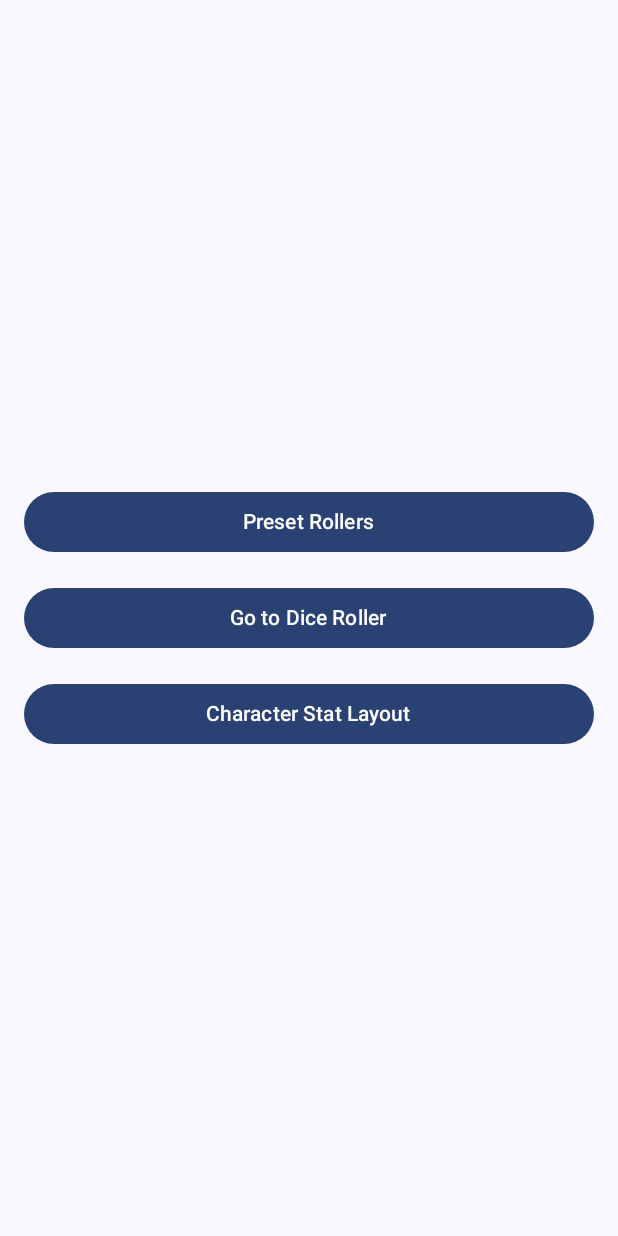
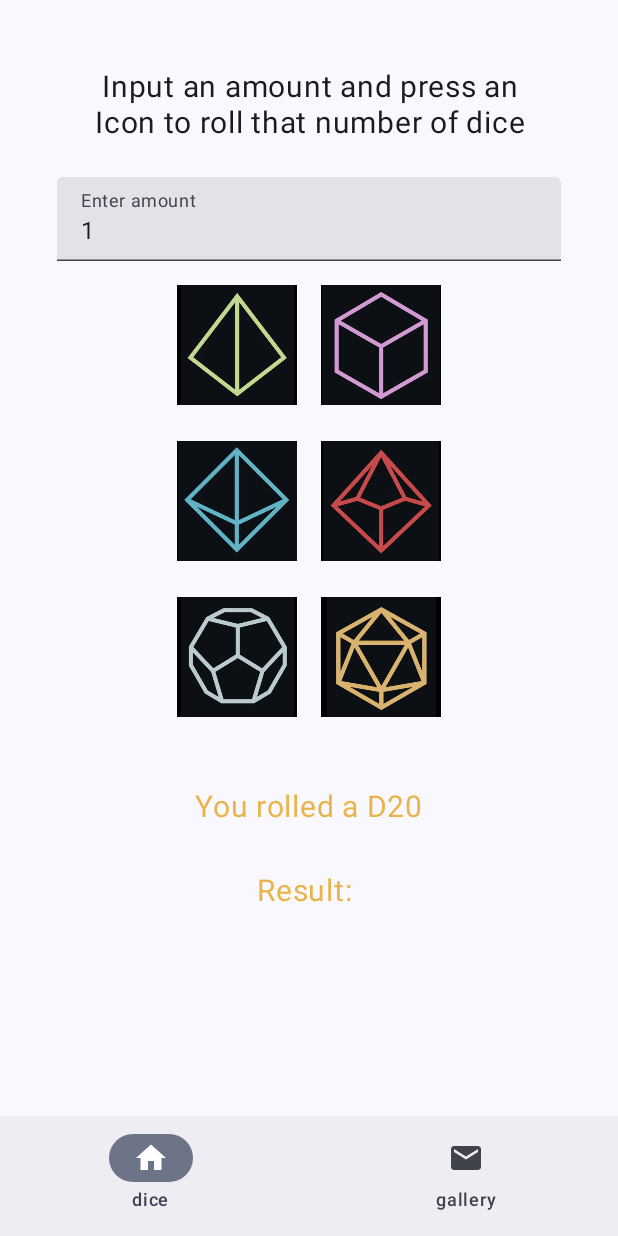
Before and after one commit to Arrtish27/The-Vault-Android, an Android app built with Jetpack Compose: the screen it shows after launch (MainActivity), on a phone screen of 412 x 824 dp. Run offline under Robolectric (Android 15) with nearby library versions, the phone set to English and light mode, and no system bars.

Commit message:
Fixed NavController for pages to render with viewmodel in place to handle back end calculations. Both character gallery and dice roller are connected to the controller

```diff
--- a/app/build.gradle.kts
+++ b/app/build.gradle.kts
@@ -2,6 +2,7 @@ plugins {
     alias(libs.plugins.android.application)
     alias(libs.plugins.kotlin.android)
     alias(libs.plugins.kotlin.compose)
+    id("kotlin-kapt")
 }
 
 android {
@@ -56,4 +57,8 @@ dependencies {
     androidTestImplementation(libs.androidx.ui.test.junit4)
     debugImplementation(libs.androidx.ui.tooling)
     debugImplementation(libs.androidx.ui.test.manifest)
+    implementation(libs.androidx.room.runtime)
+    implementation(libs.androidx.room.ktx)
+    kapt(libs.androidx.room.compiler)
+    implementation(libs.androidx.navigation.compose)
 }
--- a/app/src/main/AndroidManifest.xml
+++ b/app/src/main/AndroidManifest.xml
@@ -12,6 +12,11 @@
         android:supportsRtl="true"
         android:theme="@style/Theme.TheVaultAndroid"
         tools:targetApi="31">
+        <activity
+            android:name=".CharacterGalleryActivity"
+            android:exported="false"
+            android:label="@string/title_activity_character_gallery"
+            android:theme="@style/Theme.TheVaultAndroid" />
         <activity
             android:name=".CharacterStatsActivity"
             android:exported="false"
--- a/app/src/main/java/com/arrtish/godemperor/the_vault_android/MainActivity.kt
+++ b/app/src/main/java/com/arrtish/godemperor/the_vault_android/MainActivity.kt
@@ -6,15 +6,31 @@ import androidx.activity.ComponentActivity
 import androidx.activity.compose.setContent
 import androidx.activity.enableEdgeToEdge
 import androidx.compose.foundation.layout.*
+import androidx.compose.material.icons.Icons
+import androidx.compose.material.icons.filled.Email
+import androidx.compose.material.icons.filled.Home
 import androidx.compose.material3.Button
+import androidx.compose.material3.Icon
+import androidx.compose.material3.NavigationBar
+import androidx.compose.material3.NavigationBarItem
 import androidx.compose.material3.Scaffold
 import androidx.compose.material3.Text
 import androidx.compose.runtime.Composable
+import androidx.compose.runtime.getValue
+import androidx.compose.runtime.mutableStateOf
+import androidx.compose.runtime.remember
+import androidx.compose.runtime.setValue
 import androidx.compose.ui.Alignment
 import androidx.compose.ui.Modifier
 import androidx.compose.ui.platform.LocalContext
 import androidx.compose.ui.tooling.preview.Preview
 import androidx.compose.ui.unit.dp
+import androidx.navigation.NavController
+import androidx.navigation.NavHostController
+import androidx.navigation.compose.NavHost
+import androidx.navigation.compose.composable
+import androidx.navigation.compose.rememberNavController
+import com.arrtish.godemperor.the_vault_android.diceroller.DiceRoller
 import com.arrtish.godemperor.the_vault_android.diceroller.DiceRollerActivity
 import com.arrtish.godemperor.the_vault_android.ui.theme.TheVaultAndroidTheme
 
@@ -24,15 +40,89 @@ class MainActivity : ComponentActivity() {
         enableEdgeToEdge()
         setContent {
             TheVaultAndroidTheme {
+                val navController: NavHostController = rememberNavController()
                 Scaffold(
-                    modifier = Modifier.fillMaxSize()
+                    modifier = Modifier.fillMaxSize(),
+                    bottomBar = {
+                        MyBottomAppBar(navController)
+                    }
                 ) { innerPadding ->
-                    MainView(modifier = Modifier.padding(innerPadding))
+                    Column(
+                        modifier = Modifier.padding(innerPadding)
+                    ){
+                        MyNavHost(navController)
+                    }
                 }
             }
         }
     }
 }
+
+// MyNavHost Composable function for navigation within the app
+@Composable
+fun MyNavHost(navController: NavHostController) {
+    // NavHost composable to define the navigation graph
+    val modifier = Modifier
+    NavHost(
+        // Use the provided NavHostController
+        navController = navController,
+        // Set the starting destination to "dice"
+        startDestination = "dice"
+    ) {
+        // Define the composable for the "dice" route
+        composable("dice") {
+            DiceRoller(modifier)
+        }
+        // Define the composable for the "gallery" route
+        composable("gallery") {
+            CharacterGalleryView(modifier)
+        }
+    }
+}
+
+// Composable function for creating the bottom navigation bar.
+@Composable
+fun MyBottomAppBar(navController: NavHostController) {
+    // State to track the currently selected item in the bottom navigation bar.
+    var selectedItem by remember { mutableStateOf(0) }
+
+    // List of navigation items: "home", "reports", "settings".
+    val items = listOf(
+        "dice",
+        "gallery",
+    )
+
+    // NavigationBar composable to define the bottom navigation bar.
+    NavigationBar {
+        // Iterate through each item in the 'items' list along with its index.
+        items.forEachIndexed { index, item ->
+            // NavigationBarItem for each item in the list.
+            NavigationBarItem(
+                // Define the icon based on the item's name.
+                icon = {
+                    when (item) {
+                        // If the item is "home", show the Home icon.
+                        "dice" -> Icon(Icons.Filled.Home, contentDescription = "Dice")
+                        // If the item is "reports", show the Email icon.
+                        "gallery" -> Icon(Icons.Filled.Email, contentDescription = "Gallery")
+                    }
+                },
+                // Display the item's name as the label.
+                label = { Text(item) },
+                // Determine if this item is currently selected.
+                selected = selectedItem == index,
+                // Actions to perform when this item is clicked.
+                onClick = {
+                    // Update the selectedItem state to the current index.
+                    selectedItem = index
+                    // Navigate to the corresponding screen based on the item's name.
+                    navController.navigate(item)
+                }
+            )
+        }
+    }
+}
+
 
 @Composable
 fun MainView(modifier: Modifier = Modifier) {
@@ -71,7 +161,7 @@ fun MainView(modifier: Modifier = Modifier) {
 
         Button(
             onClick = {
-                val intent = Intent(context, CharacterStatsActivity::class.java)
+                val intent = Intent(context, CharacterGalleryActivity::class.java)
                 context.startActivity(intent)
             },
             modifier = Modifier
--- a/app/src/main/java/com/arrtish/godemperor/the_vault_android/diceroller/DiceRollerActivity.kt
+++ b/app/src/main/java/com/arrtish/godemperor/the_vault_android/diceroller/DiceRollerActivity.kt
@@ -23,6 +23,7 @@ import androidx.compose.ui.text.style.TextAlign
 import androidx.compose.ui.tooling.preview.Preview
 import androidx.compose.ui.unit.dp
 import androidx.compose.ui.unit.sp
+import androidx.lifecycle.viewmodel.compose.viewModel
 import com.arrtish.godemperor.the_vault_android.ui.theme.TheVaultAndroidTheme
 
 class DiceRollerActivity : ComponentActivity() {
@@ -35,7 +36,7 @@ class DiceRollerActivity : ComponentActivity() {
                     DiceRoller(
 //                        name = "Android",
                         modifier = Modifier.padding(innerPadding),
-                        viewModel = DiceRollerViewModel()
+
                     )
                 }
             }
@@ -44,8 +45,9 @@ class DiceRollerActivity : ComponentActivity() {
 }
 
 @Composable
-fun DiceRoller(modifier: Modifier = Modifier, viewModel: DiceRollerViewModel) {
+fun DiceRoller(modifier: Modifier = Modifier) {
 
+    val viewModel: DiceRollerViewModel = viewModel()
     var diceRollResult by remember { mutableStateOf("") }
 //    var diceRollMessage by remember { mutableStateOf("") }
     var diceRolled by remember { (mutableStateOf(DiceType.DICE_D20)) }
@@ -296,6 +298,6 @@ fun DiceRoller(modifier: Modifier = Modifier, viewModel: DiceRollerViewModel) {
 @Composable
 fun DiceRollerPreview() {
     TheVaultAndroidTheme {
-        DiceRoller(modifier = Modifier, viewModel = DiceRollerViewModel())
+        DiceRoller(modifier = Modifier)
     }
 }
--- a/app/src/main/java/com/arrtish/godemperor/the_vault_android/diceroller/DiceRollerViewModel.kt
+++ b/app/src/main/java/com/arrtish/godemperor/the_vault_android/diceroller/DiceRollerViewModel.kt
@@ -1,8 +1,9 @@
 package com.arrtish.godemperor.the_vault_android.diceroller
 
+import androidx.lifecycle.ViewModel
 import kotlin.random.Random
 
-class DiceRollerViewModel {
+class DiceRollerViewModel : ViewModel() {
 
     fun rollDice(numberOfDice: Int, diceType: DiceType): Pair<Any, DiceType> {
         if (numberOfDice <= 0) {
--- a/app/src/main/res/values/strings.xml
+++ b/app/src/main/res/values/strings.xml
@@ -3,4 +3,5 @@
     <string name="title_activity_preset_dice_roller">PresetDiceRollerActivity</string>
     <string name="title_activity_dice_roller">DiceRollerActivity</string>
     <string name="title_activity_character_stats">CharacterStatsActivity</string>
+    <string name="title_activity_character_gallery">CharacterGalleryActivity</string>
 </resources>
```
Also changed, not shown: app/src/main/java/com/arrtish/godemperor/the_vault_android/CharacterGalleryActivity.kt (added, +107 -0 lines), app/src/main/java/com/arrtish/godemperor/the_vault_android/CharacterStatsActivity.kt (+6 -3 lines), gradle/libs.versions.toml (+8 -1 lines).
